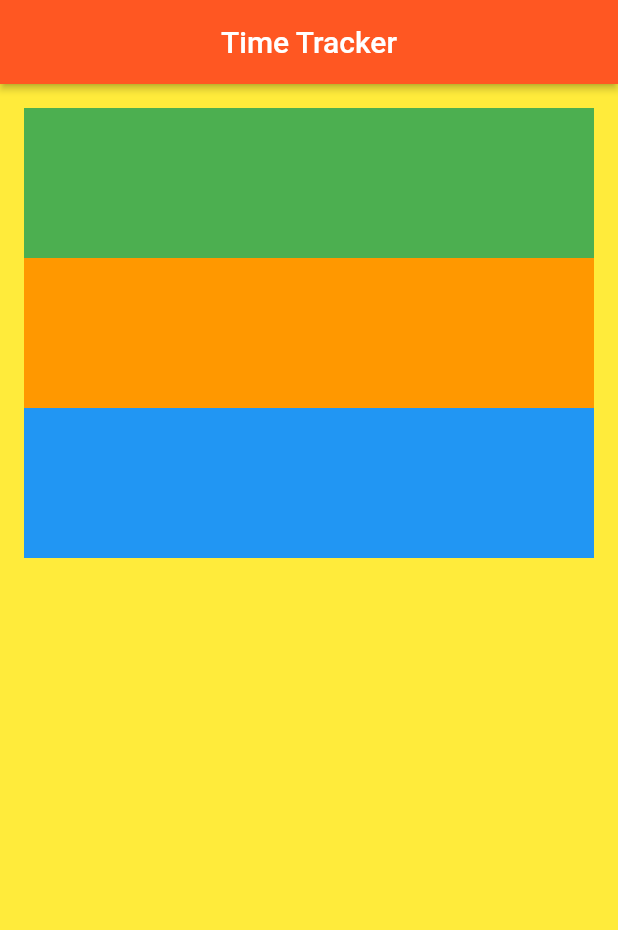
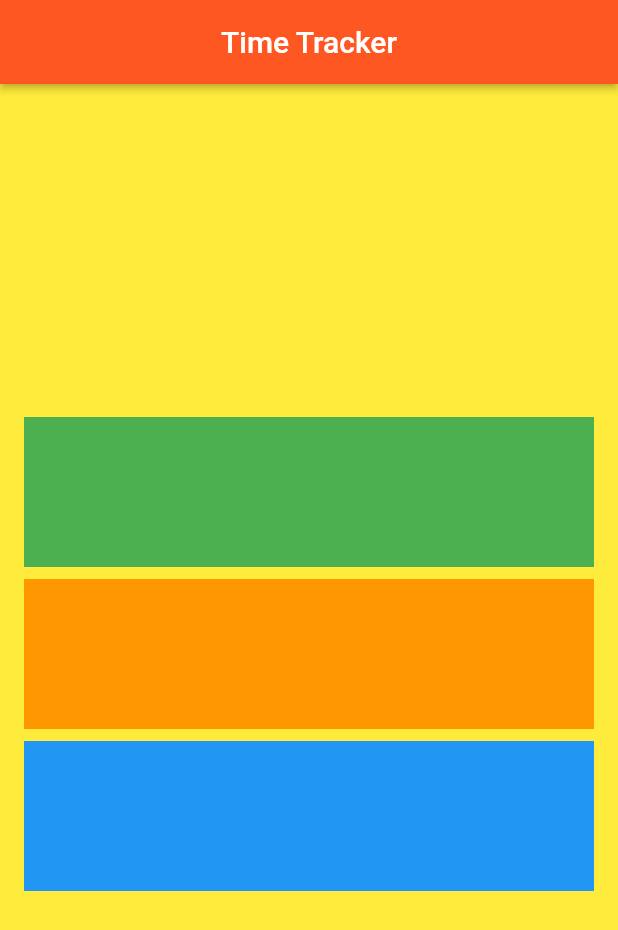
Before and after one commit to jobic10/flutter_again, a Flutter app: the screen it shows after launch, on a phone screen of 412 x 824 dp. Shown: the top 930 px of the screen. Run offline on Flutter 3.47's test engine with Material 2 defaults, Android fonts, the phone set to English and light mode, and no system bars.

Commit message:
Center cols

```diff
--- a/lib/app/sign_in/sign_in_page.dart
+++ b/lib/app/sign_in/sign_in_page.dart
@@ -29,12 +29,18 @@ Widget _buildContent() {
             height: 100,
           ),
         ),
+        SizedBox(
+          height: 8,
+        ),
         Container(
           color: Colors.orange,
           child: SizedBox(
             width: 100,
             height: 100,
           ),
+        ),
+        SizedBox(
+          height: 8,
         ),
         Container(
           color: Colors.blue,
@@ -43,8 +49,12 @@ Widget _buildContent() {
             height: 100,
           ),
         ),
+        SizedBox(
+          height: 8,
+        ),
       ],
       crossAxisAlignment: CrossAxisAlignment.stretch,
+      mainAxisAlignment: MainAxisAlignment.center,
     ),
   );
 }
```
